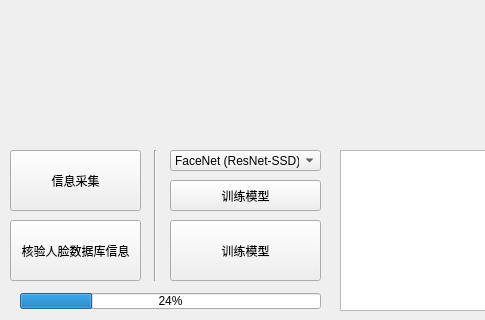
This is ui/MainUI.ui in datamonday/Face-Recognition-Class-Attendance-System as Qt 5 draws it before an edit; both pictures show x 0 to 485 and y 530 to 850 of the 1080 by 850 pixel window. The edited form follows.
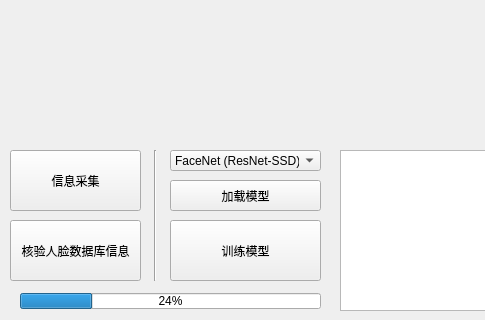
This is the edited form.

What changed in the file:
```diff
--- a/ui/MainUI.ui
+++ b/ui/MainUI.ui
@@ -593,7 +593,7 @@
     </rect>
    </property>
    <property name="text">
-    <string>训练模型</string>
+    <string>加载模型</string>
    </property>
   </widget>
  </widget>
```
